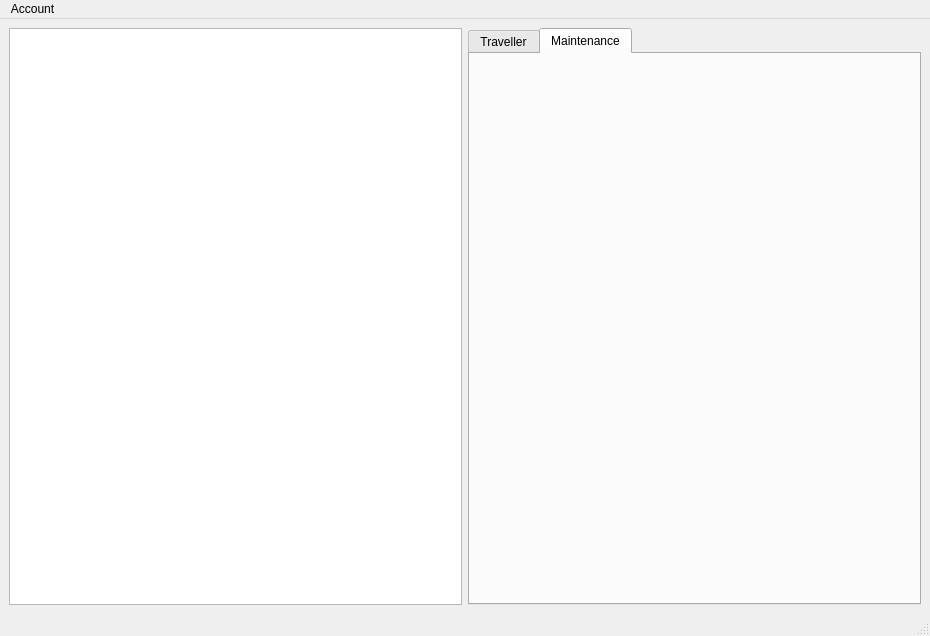
Qt form mainwindow.ui (parham-sharaf/European-Vacation) before a commit.
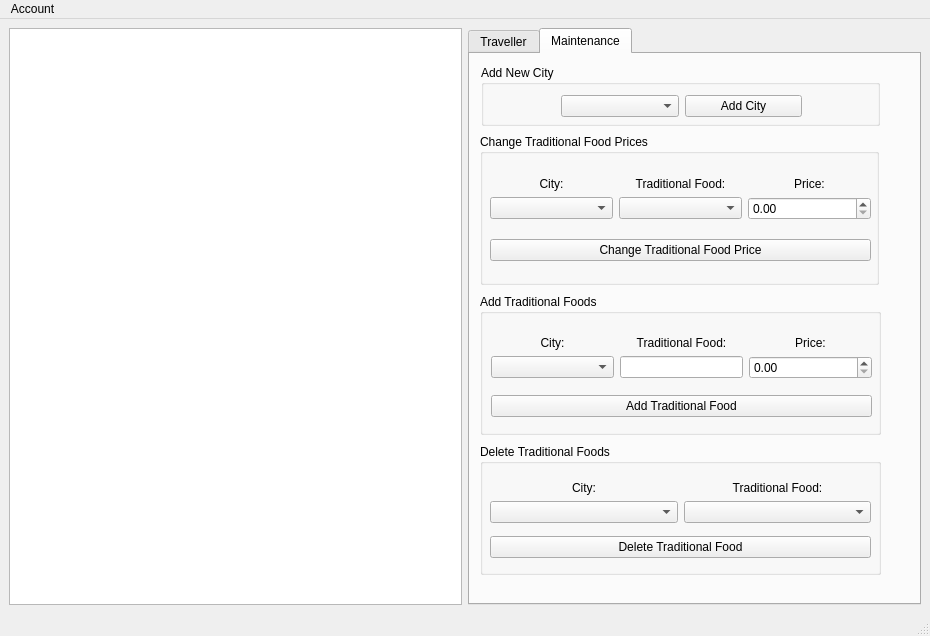
The same form after that commit. The open tabs and pages were chosen to show the change.

```diff
--- a/mainwindow.ui
+++ b/mainwindow.ui
@@ -24,10 +24,13 @@
     <bool>true</bool>
    </property>
    <layout class="QGridLayout" name="gridLayout">
-    <item row="4" column="1">
+    <item row="0" column="0">
+     <widget class="QGraphicsView" name="graphicsView"/>
+    </item>
+    <item row="0" column="1">
      <widget class="QTabWidget" name="tabWidget">
       <property name="currentIndex">
-       <number>0</number>
+       <number>1</number>
       </property>
       <widget class="QWidget" name="traveller">
        <attribute name="title">
@@ -55,11 +58,47 @@
         </item>
         <item>
          <widget class="QPushButton" name="clearPlan">
+          <property name="styleSheet">
+           <string notr="true">background-color: qlineargradient(spread:pad, x1:0, y1:0, x2:0, y2:1,   stop:0 #f8c485, stop:1 #f1acc8)</string>
+          </property>
           <property name="text">
            <string>Reset Plan</string>
           </property>
          </widget>
         </item>
+        <item>
+         <layout class="QHBoxLayout" name="horizontalLayout">
+          <item>
+           <widget class="QLabel" name="label">
+            <property name="sizePolicy">
+             <sizepolicy hsizetype="Fixed" vsizetype="Preferred">
+              <horstretch>0</horstretch>
+              <verstretch>0</verstretch>
+             </sizepolicy>
+            </property>
+            <property name="text">
+             <string># of Cities to Travel to from London:</string>
+            </property>
+           </widget>
+          </item>
+          <item>
+           <widget class="QLineEdit" name="citiesFromLondon_LineEdit">
+            <property name="sizePolicy">
+             <sizepolicy hsizetype="Fixed" vsizetype="Fixed">
+              <horstretch>0</horstretch>
+              <verstretch>0</verstretch>
+             </sizepolicy>
+            </property>
+            <property name="text">
+             <string>0</string>
+            </property>
+            <property name="alignment">
+             <set>Qt::AlignCenter</set>
+            </property>
+           </widget>
+          </item>
+         </layout>
+        </item>
         <item>
          <widget class="QTreeWidget" name="citiesTreeWidget">
           <property name="sizePolicy">
@@ -177,12 +216,321 @@
        <attribute name="title">
         <string>Maintenance</string>
        </attribute>
+       <widget class="QGroupBox" name="groupBox_4">
+        <property name="geometry">
+         <rect>
+          <x>10</x>
+          <y>390</y>
+          <width>401</width>
+          <height>131</height>
+         </rect>
+        </property>
+        <property name="title">
+         <string>Delete Traditional Foods</string>
+        </property>
+        <widget class="QWidget" name="layoutWidget">
+         <property name="geometry">
+          <rect>
+           <x>10</x>
+           <y>30</y>
+           <width>381</width>
+           <height>91</height>
+          </rect>
+         </property>
+         <layout class="QGridLayout" name="gridLayout_9">
+          <item row="0" column="0">
+           <layout class="QGridLayout" name="gridLayout_8">
+            <item row="0" column="0">
+             <widget class="QLabel" name="label_9">
+              <property name="sizePolicy">
+               <sizepolicy hsizetype="Preferred" vsizetype="Fixed">
+                <horstretch>0</horstretch>
+                <verstretch>0</verstretch>
+               </sizepolicy>
+              </property>
+              <property name="text">
+               <string>City:</string>
+              </property>
+              <property name="alignment">
+               <set>Qt::AlignCenter</set>
+              </property>
+             </widget>
+            </item>
+            <item row="0" column="1">
+             <widget class="QLabel" name="label_10">
+              <property name="sizePolicy">
+               <sizepolicy hsizetype="Preferred" vsizetype="Fixed">
+                <horstretch>0</horstretch>
+                <verstretch>0</verstretch>
+               </sizepolicy>
+              </property>
+              <property name="text">
+               <string>Traditional Food:</string>
+              </property>
+              <property name="alignment">
+               <set>Qt::AlignCenter</set>
+              </property>
+             </widget>
+            </item>
+            <item row="1" column="0">
+             <widget class="QComboBox" name="delFoodCityComboBox"/>
+            </item>
+            <item row="1" column="1">
+             <widget class="QComboBox" name="delTradFoodComboBox"/>
+            </item>
+           </layout>
+          </item>
+          <item row="1" column="0">
+           <widget class="QPushButton" name="delFoodButton">
+            <property name="text">
+             <string>Delete Traditional Food</string>
+            </property>
+           </widget>
+          </item>
+         </layout>
+        </widget>
+       </widget>
+       <widget class="QGroupBox" name="groupBox">
+        <property name="geometry">
+         <rect>
+          <x>11</x>
+          <y>11</y>
+          <width>399</width>
+          <height>61</height>
+         </rect>
+        </property>
+        <property name="title">
+         <string>Add New City</string>
+        </property>
+        <widget class="QWidget" name="">
+         <property name="geometry">
+          <rect>
+           <x>80</x>
+           <y>26</y>
+           <width>241</width>
+           <height>31</height>
+          </rect>
+         </property>
+         <layout class="QHBoxLayout" name="horizontalLayout_2">
+          <item>
+           <widget class="QComboBox" name="newCityComboBox">
+            <property name="sizePolicy">
+             <sizepolicy hsizetype="Minimum" vsizetype="Fixed">
+              <horstretch>0</horstretch>
+              <verstretch>0</verstretch>
+             </sizepolicy>
+            </property>
+            <property name="layoutDirection">
+             <enum>Qt::LeftToRight</enum>
+            </property>
+           </widget>
+          </item>
+          <item>
+           <widget class="QPushButton" name="addCityButton">
+            <property name="text">
+             <string>Add City</string>
+            </property>
+           </widget>
+          </item>
+         </layout>
+        </widget>
+       </widget>
+       <widget class="QGroupBox" name="groupBox_3">
+        <property name="geometry">
+         <rect>
+          <x>10</x>
+          <y>240</y>
+          <width>401</width>
+          <height>141</height>
+         </rect>
+        </property>
+        <property name="title">
+         <string>Add Traditional Foods</string>
+        </property>
+        <widget class="QWidget" name="">
+         <property name="geometry">
+          <rect>
+           <x>11</x>
+           <y>32</y>
+           <width>381</width>
+           <height>101</height>
+          </rect>
+         </property>
+         <layout class="QGridLayout" name="gridLayout_7">
+          <item row="0" column="0">
+           <layout class="QGridLayout" name="gridLayout_2">
+            <item row="0" column="0">
+             <widget class="QLabel" name="label_6">
+              <property name="sizePolicy">
+               <sizepolicy hsizetype="Preferred" vsizetype="Fixed">
+                <horstretch>0</horstretch>
+                <verstretch>0</verstretch>
+               </sizepolicy>
+              </property>
+              <property name="text">
+               <string>City:</string>
+              </property>
+              <property name="alignment">
+               <set>Qt::AlignCenter</set>
+              </property>
+             </widget>
+            </item>
+            <item row="0" column="1">
+             <widget class="QLabel" name="label_7">
+              <property name="sizePolicy">
+               <sizepolicy hsizetype="Preferred" vsizetype="Fixed">
+                <horstretch>0</horstretch>
+                <verstretch>0</verstretch>
+               </sizepolicy>
+              </property>
+              <property name="text">
+               <string>Traditional Food:</string>
+              </property>
+              <property name="alignment">
+               <set>Qt::AlignCenter</set>
+              </property>
+             </widget>
+            </item>
+            <item row="0" column="2">
+             <widget class="QLabel" name="label_8">
+              <property name="sizePolicy">
+               <sizepolicy hsizetype="Preferred" vsizetype="Fixed">
+                <horstretch>0</horstretch>
+                <verstretch>0</verstretch>
+               </sizepolicy>
+              </property>
+              <property name="text">
+               <string>Price:</string>
+              </property>
+              <property name="alignment">
+               <set>Qt::AlignCenter</set>
+              </property>
+             </widget>
+            </item>
+            <item row="1" column="0">
+             <widget class="QComboBox" name="addFoodCityComboBox"/>
+            </item>
+            <item row="1" column="1">
+             <widget class="QLineEdit" name="newFoodLineEdit">
+              <property name="sizePolicy">
+               <sizepolicy hsizetype="Minimum" vsizetype="Fixed">
+                <horstretch>0</horstretch>
+                <verstretch>0</verstretch>
+               </sizepolicy>
+              </property>
+             </widget>
+            </item>
+            <item row="1" column="2">
+             <widget class="QDoubleSpinBox" name="addFoodPriceDoubleSpinBox"/>
+            </item>
+           </layout>
+          </item>
+          <item row="1" column="0">
+           <widget class="QPushButton" name="addFoodButton">
+            <property name="text">
+             <string>Add Traditional Food</string>
+            </property>
+           </widget>
+          </item>
+         </layout>
+        </widget>
+       </widget>
+       <widget class="QGroupBox" name="groupBox_2">
+        <property name="geometry">
+         <rect>
+          <x>10</x>
+          <y>80</y>
+          <width>399</width>
+          <height>151</height>
+         </rect>
+        </property>
+        <property name="title">
+         <string>Change Traditional Food Prices</string>
+        </property>
+        <widget class="QWidget" name="">
+         <property name="geometry">
+          <rect>
+           <x>10</x>
+           <y>30</y>
+           <width>381</width>
+           <height>111</height>
+          </rect>
+         </property>
+         <layout class="QGridLayout" name="gridLayout_6">
+          <item row="0" column="0">
+           <layout class="QGridLayout" name="gridLayout_5">
+            <item row="0" column="0">
+             <widget class="QLabel" name="label_4">
+              <property name="sizePolicy">
+               <sizepolicy hsizetype="Preferred" vsizetype="Fixed">
+                <horstretch>0</horstretch>
+                <verstretch>0</verstretch>
+               </sizepolicy>
+              </property>
+              <property name="text">
+               <string>City:</string>
+              </property>
+              <property name="alignment">
+               <set>Qt::AlignCenter</set>
+              </property>
+             </widget>
+            </item>
+            <item row="0" column="1">
+             <widget class="QLabel" name="label_5">
+              <property name="sizePolicy">
+               <sizepolicy hsizetype="Preferred" vsizetype="Fixed">
+                <horstretch>0</horstretch>
+                <verstretch>0</verstretch>
+               </sizepolicy>
+              </property>
+              <property name="text">
+               <string>Traditional Food:</string>
+              </property>
+              <property name="alignment">
+               <set>Qt::AlignCenter</set>
+              </property>
+             </widget>
+            </item>
+            <item row="0" column="2">
+             <widget class="QLabel" name="label_11">
+              <property name="sizePolicy">
+               <sizepolicy hsizetype="Preferred" vsizetype="Fixed">
+                <horstretch>0</horstretch>
+                <verstretch>0</verstretch>
+               </sizepolicy>
+              </property>
+              <property name="text">
+               <string>Price:</string>
+              </property>
+              <property name="alignment">
+               <set>Qt::AlignCenter</set>
+              </property>
+             </widget>
+            </item>
+            <item row="1" column="0">
+             <widget class="QComboBox" name="cityComboBox"/>
+            </item>
+            <item row="1" column="1">
+             <widget class="QComboBox" name="tradFoodComboBox"/>
+            </item>
+            <item row="1" column="2">
+             <widget class="QDoubleSpinBox" name="priceDoubleSpinBox"/>
+            </item>
+           </layout>
+          </item>
+          <item row="1" column="0">
+           <widget class="QPushButton" name="changeFoodPriceButton">
+            <property name="text">
+             <string>Change Traditional Food Price</string>
+            </property>
+           </widget>
+          </item>
+         </layout>
+        </widget>
+       </widget>
       </widget>
      </widget>
     </item>
-    <item row="4" column="0">
-     <widget class="QGraphicsView" name="graphicsView"/>
-    </item>
    </layout>
   </widget>
   <widget class="QStatusBar" name="statusbar"/>
@@ -192,7 +540,7 @@
      <x>0</x>
      <y>0</y>
      <width>930</width>
-     <height>22</height>
+     <height>25</height>
     </rect>
    </property>
    <widget class="QMenu" name="menuAccount">
```
